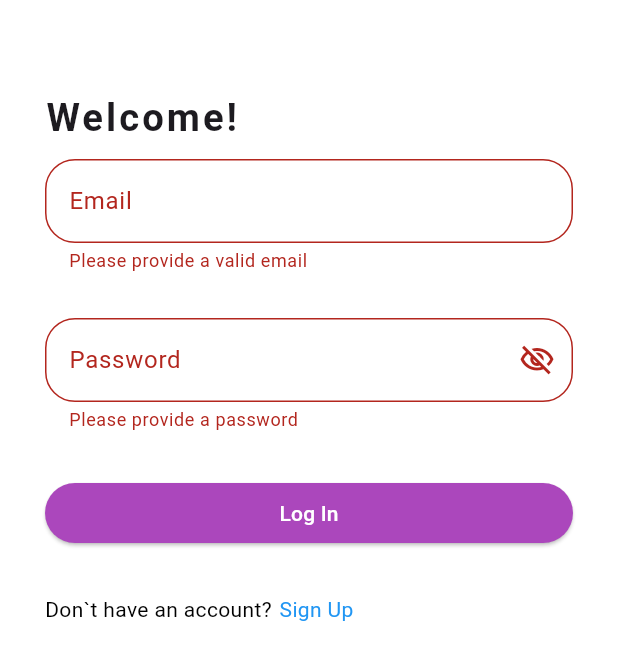
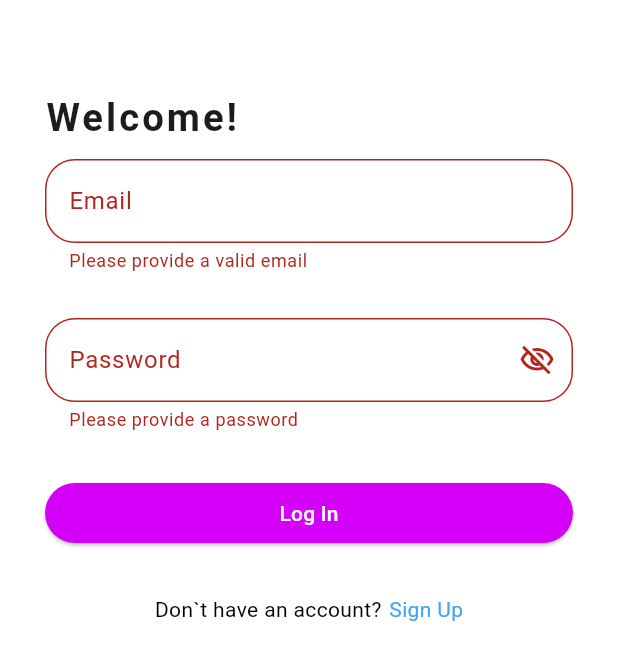
Before and after one commit to JessaPiel/bangbangmerch, a Flutter app: the screen it shows after launch, after a tap on "Log In", on a phone screen of 412 x 824 dp. Shown: the top 660 px of the screen. Run offline on Flutter 3.47's test engine with Material 3 defaults, Android fonts, the phone set to English and light mode, and no system bars; our stand-ins replace flutter_spinkit; network calls fail.

Commit message:
ACTIVITY 5

```diff
--- a/lib/pages/dashboard.dart
+++ b/lib/pages/dashboard.dart
@@ -11,47 +11,56 @@ class _DashboardState extends State<Dashboard> {
   @override
   Widget build(BuildContext context) {
     return Scaffold(
+      backgroundColor: Colors.white,
+      appBar: AppBar(
         backgroundColor: Colors.purpleAccent,
-      body: Container(
-        child: SafeArea(
-          child: Column(
-            mainAxisAlignment: MainAxisAlignment.end,
-            crossAxisAlignment: CrossAxisAlignment.stretch,
-            children: [
-              ElevatedButton(
-                onPressed: (){
-                  Navigator.pushNamed(context, '/menu');
-                },
-                child: Text(
-                  'Go to Menu',
+        foregroundColor: Colors.white,
+        title: Text("Dashboard",
           style: TextStyle(
-                    color: Colors.black,
+            color: Colors.white,
             fontWeight: FontWeight.bold,
           ),
         ),
-
+        centerTitle: true,
+      ),
+      bottomNavigationBar: BottomNavigationBar(
+        elevation: 3.0,
+        onTap: (int val){
+          switch (val){
+            case 0:
+              Navigator.pushNamed(context, '/');
+              break;
+            case 1:
+              Navigator.pushNamed(context, '/menu');
+              break;
+            case 2:
+              Navigator.pushNamed(context, '/profile');
+              break;
+          }
+        },
+        currentIndex: 0,
+        selectedItemColor: Colors.purple[600],
+        items: [
+      BottomNavigationBarItem(
+      icon: Icon(Icons.home,
+        color: Colors.brown[900],
       ),
 
-              ElevatedButton(
-                onPressed: (){
-                  Navigator.pushNamed(context, '/profile');
-                },
-                child: Text(
-                  'Go to Profile',
-                  style: TextStyle(
-                    color: Colors.black,
-                    fontWeight: FontWeight.bold,
+        label: 'Home'
     ),
-
+      BottomNavigationBarItem(
+      icon: Icon(Icons.paste,
+        color: Colors.brown[900],
     ),
+    label: 'Products'
     ),
-
-            ],
+      BottomNavigationBarItem(
+        icon: Icon(Icons.person_pin,
+          color: Colors.brown[900],
     ),
-
-
-
+    label: 'Profile'
     ),
+    ]
     ),
     );
   }
--- a/lib/pages/login.dart
+++ b/lib/pages/login.dart
@@ -1,4 +1,7 @@
+import 'dart:convert';
 import 'package:flutter/material.dart';
+import 'package:http/http.dart' as http ;
+import 'package:mobile_appfront/services/user.dart';
 
 class Login extends StatefulWidget {
   const Login({super.key});
@@ -13,7 +16,25 @@ class _LoginState extends State<Login> {
   String password = '';
   bool _obscure = true;
   IconData _obscureIcon = Icons.visibility_off;
-
+  Widget buttonContent =  Text('Log in');
+  Widget loadingDisplay = CircularProgressIndicator();
+  Future<bool>login(User user)async{
+    final response = await http.post(
+      Uri.parse('http://10.0.2.2:8080/api/v1/auth/login'),
+      headers: <String, String>{
+    'Content-Type' : 'application/json; charset=UTF-8'
+    },
+      body: jsonEncode(<String,dynamic>{
+        'usernameOrEmail': user.email,
+        'password' : user.password
+      }),
+    );
+    if (response.statusCode == 200){
+      return true;
+    }
+    return false;
+    // print(response.body);
+  }
 
   @override
   Widget build(BuildContext context) {
@@ -42,12 +63,12 @@ class _LoginState extends State<Login> {
                     TextFormField(
                       keyboardType: TextInputType.emailAddress,
                       decoration: InputDecoration(
+                        fillColor: Colors.white,
+                        filled: true,
                         label: Text('Email'),
                         border: OutlineInputBorder(
                             borderRadius: BorderRadius.circular(20.0)
-
                         ),
-
                       ),
                       validator: (value){
                         if(value == null || value.isEmpty){
@@ -63,6 +84,8 @@ class _LoginState extends State<Login> {
                     TextFormField(
                       obscureText: _obscure,
                       decoration: InputDecoration(
+                        fillColor: Colors.white,
+                        filled: true,
                         label: Text('Password'),
                         suffixIcon: IconButton(
                           icon: Icon(Icons.visibility_off_outlined),
@@ -102,20 +125,39 @@ class _LoginState extends State<Login> {
                       onPressed: (){
                         if(formKey.currentState!.validate()){
                           formKey.currentState!.save();
-                          print(email);
-                          print(password);
+                          User user = User(
+                            username: '',
+                            email: email,
+                            password: password,
+                          );
+                          // if login(user){
+                          //   Navigator.pushReplacementNamed(context, '/');
+                          // }
+                          setState(() {
+                            buttonContent = FutureBuilder(
+                                future: login(user),
+                                builder: (context, snapshots){
+                                  if(snapshots.connectionState == ConnectionState.waiting){
+                                    return loadingDisplay;
+                                  }
+                                  if(snapshots.hasData){
+                                  }
+                                  return Text('Log in');
+                                }
+                            );
+                          });
                           Navigator.pushReplacementNamed(context, '/');
-
                         }
                       },
                       child: Text('Log In'),
                       style: ElevatedButton.styleFrom(
-                        backgroundColor: Colors.purple[400],
+                        backgroundColor: Colors.purpleAccent[400],
                         foregroundColor: Colors.white,
                       ),
                     ),
                     SizedBox(height: 30.0,),
                     Row(
+                      mainAxisAlignment: MainAxisAlignment.center,
                       children: [
                         Text(
                           'Don`t have an account?',
@@ -128,8 +170,7 @@ class _LoginState extends State<Login> {
                           child: Text(
                             'Sign Up',
                             style: TextStyle(
-
-                              color: Colors.blue,
+                              color: Colors.blue[400],
                             ),
                           ),
                           onTap: ()=> Navigator.popAndPushNamed(context, '/signup'),
@@ -144,6 +185,5 @@ class _LoginState extends State<Login> {
         ),
       ),
     );
-
   }
 }
```
Lines whose indentation alone changed are shown as unchanged.
